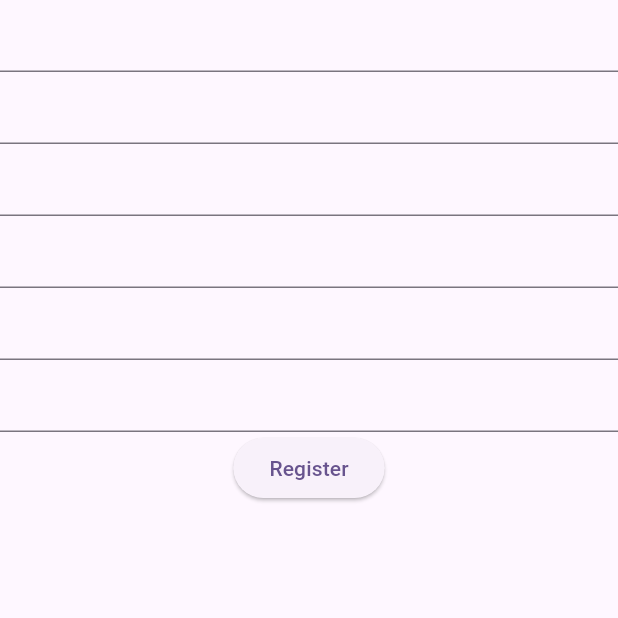
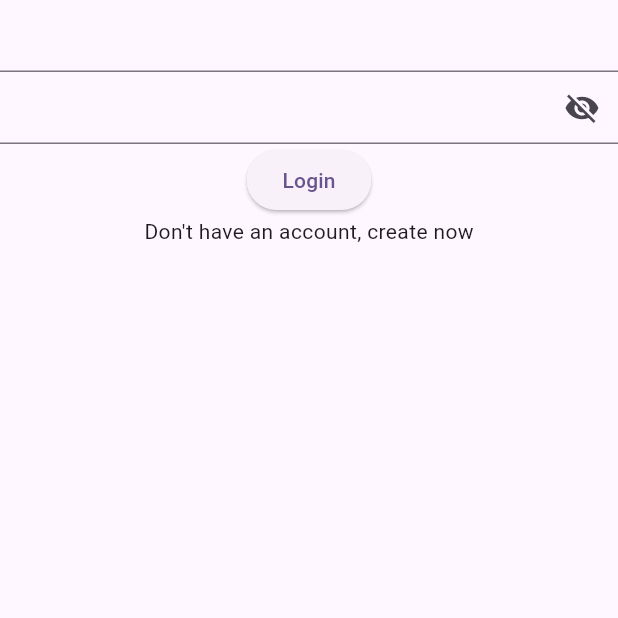
Before and after one commit to raunak2909/firebase_exp_119, a Flutter app: the screen it shows after launch, on a phone screen of 412 x 824 dp, the top half of it. Run offline on Flutter 3.47's test engine with Material 3 defaults, Android fonts, the phone set to English and light mode, and no system bars; our stand-ins replace cloud_firestore, firebase_auth, firebase_core; accounts and stored records are empty.

Commit message:
authentication login implemented

```diff
--- /dev/null
+++ b/lib/login_page.dart
@@ -0,0 +1,62 @@
+import 'package:firebase_auth/firebase_auth.dart';
+import 'package:firebase_exp_119/main.dart';
+import 'package:firebase_exp_119/signup_page.dart';
+import 'package:flutter/material.dart';
+
+class LoginPage extends StatelessWidget {
+  TextEditingController emailController = TextEditingController();
+  TextEditingController passController = TextEditingController();
+  bool isPassHidden = true;
+
+  @override
+  Widget build(BuildContext context) {
+    return Scaffold(
+      body: Column(
+        children: [
+          TextField(controller: emailController,),
+          StatefulBuilder(builder: (context, ss) => TextField(controller: passController,
+            obscuringCharacter: "*",
+            obscureText: isPassHidden,
+            decoration: InputDecoration(
+                suffixIcon: InkWell(
+                    onTap: (){
+                      isPassHidden = !isPassHidden;
+                      ss((){
+
+                      });
+                    },
+                    child: Icon(isPassHidden ? Icons.visibility_off : Icons.visibility))
+            ),),),
+          ElevatedButton(onPressed: () async{
+
+            String email = emailController.text;
+            String pass = passController.text;
+
+
+            try{
+              UserCredential userCred = await FirebaseAuth.instance.signInWithEmailAndPassword(email: email, password: pass);
+              /// maintain the session through shared prefs
+              ///
+
+              Navigator.pushReplacement(context, MaterialPageRoute(builder: (context) => HomePage(uid: userCred.user!.uid),));
+
+            } on FirebaseAuthException catch(e){
+              ScaffoldMessenger.of(context).showSnackBar(
+                  SnackBar(content: Text('Error: Invalid Credentials!!')));
+            } catch(e){
+              ScaffoldMessenger.of(context).showSnackBar(
+                  SnackBar(content: Text('Error: ${e.toString()}')));
+            }
+
+
+          }, child: Text('Login')),
+          InkWell(
+            onTap: (){
+              Navigator.push(context, MaterialPageRoute(builder: (context) => SignUpPage(),));
+            },
+              child: Text("Don't have an account, create now")),
+        ],
+      ),
+    );
+  }
+}
--- a/lib/main.dart
+++ b/lib/main.dart
@@ -1,6 +1,7 @@
 import 'package:cloud_firestore/cloud_firestore.dart';
 import 'package:firebase_core/firebase_core.dart';
 import 'package:firebase_exp_119/firebase_options.dart';
+import 'package:firebase_exp_119/login_page.dart';
 import 'package:firebase_exp_119/note_model.dart';
 import 'package:firebase_exp_119/signup_page.dart';
 import 'package:flutter/material.dart';
@@ -23,7 +24,7 @@ class MyApp extends StatelessWidget {
         colorScheme: ColorScheme.fromSeed(seedColor: Colors.deepPurple),
         useMaterial3: true,
       ),
-      home: SignUpPage(),
+      home: LoginPage(),
     );
   }
 }
```
Also changed, not shown: lib/signup_page.dart (+9 -4 lines).
